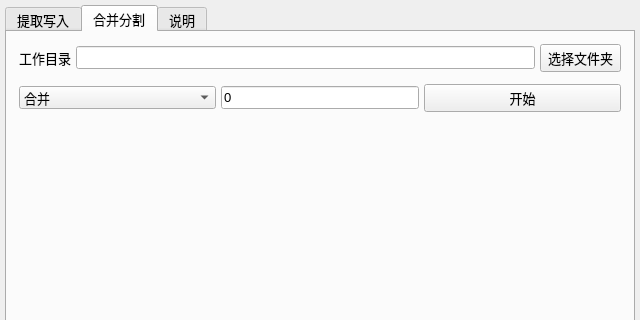
This is ui_mainWindow.ui in satan53x/SExtractor as Qt 5 draws it before an edit; both pictures show x 0 to 640 and y 0 to 320 of the 640 by 520 pixel window. The edited form follows.
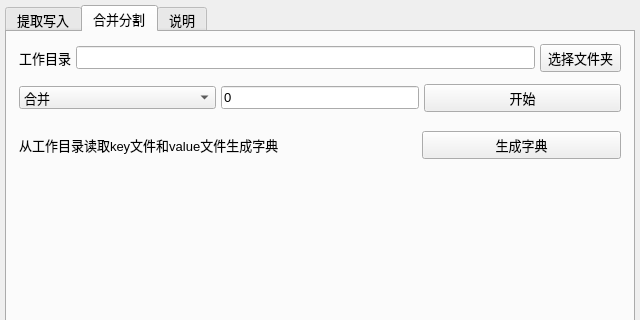
This is the edited form. The open tabs and pages were chosen to show the change.

Commit message: 添加列表合并为字典功能

What changed in the file:
```diff
--- a/ui_mainWindow.ui
+++ b/ui_mainWindow.ui
@@ -435,6 +435,54 @@
           </layout>
          </widget>
         </item>
+        <item>
+         <widget class="QWidget" name="widget_8" native="true">
+          <layout class="QHBoxLayout" name="horizontalLayout_6" stretch="3,1,2">
+           <property name="spacing">
+            <number>5</number>
+           </property>
+           <property name="leftMargin">
+            <number>3</number>
+           </property>
+           <property name="topMargin">
+            <number>10</number>
+           </property>
+           <property name="rightMargin">
+            <number>3</number>
+           </property>
+           <property name="bottomMargin">
+            <number>3</number>
+           </property>
+           <item>
+            <widget class="QLabel" name="label_2">
+             <property name="text">
+              <string>从工作目录读取key文件和value文件生成字典</string>
+             </property>
+            </widget>
+           </item>
+           <item>
+            <spacer name="horizontalSpacer">
+             <property name="orientation">
+              <enum>Qt::Horizontal</enum>
+             </property>
+             <property name="sizeHint" stdset="0">
+              <size>
+               <width>40</width>
+               <height>20</height>
+              </size>
+             </property>
+            </spacer>
+           </item>
+           <item>
+            <widget class="QPushButton" name="createDicButton">
+             <property name="text">
+              <string>生成字典</string>
+             </property>
+            </widget>
+           </item>
+          </layout>
+         </widget>
+        </item>
         <item>
          <spacer name="verticalSpacer_2">
           <property name="orientation">
```
Left out of the diff: 1 changed line with no effect on the pictures. The commit also changes 3 other files.
